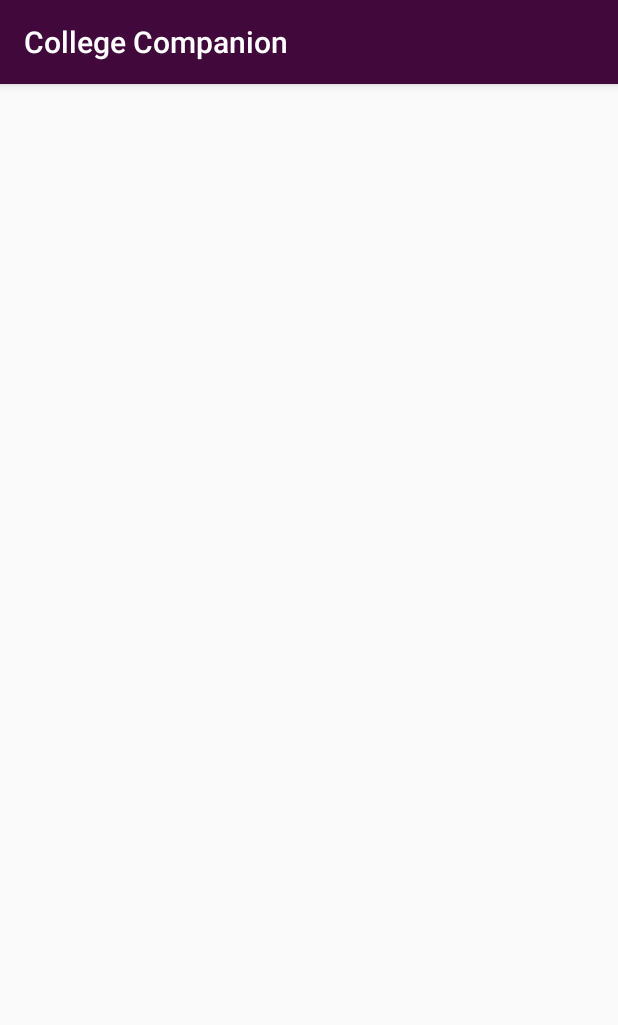
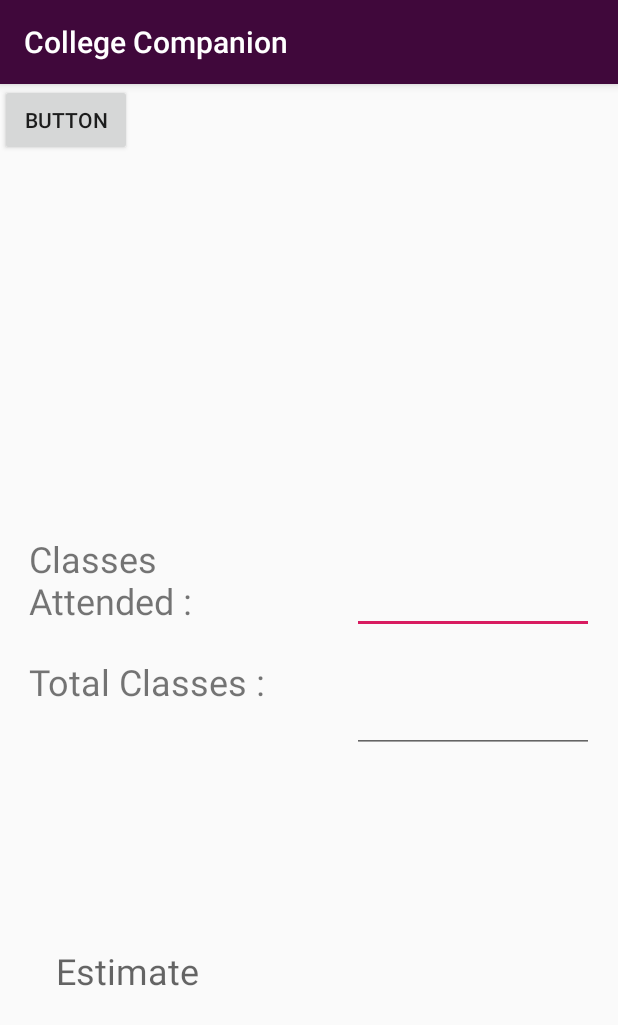
Before and after one commit to KneeShoe/CollegeCompanion, an Android app: the attendance_iwt screen opened directly, with no data from a screen before it, on a phone screen of 412 x 824 dp. Shown: the top 1025 px of the screen. Run offline under Robolectric (Android 15) with nearby library versions, the phone set to English and light mode, and no system bars.

Commit message:
Alot of changes done

```diff
--- a/app/src/main/java/com/example/chitraksh_srivastava/collegecompanion/AttendanceOptions.java
+++ b/app/src/main/java/com/example/chitraksh_srivastava/collegecompanion/AttendanceOptions.java
@@ -25,7 +25,7 @@ public class AttendanceOptions extends AppCompatActivity {
         btnmanage.setOnClickListener(new View.OnClickListener() {
             @Override
             public void onClick(View v) {
-                Intent i=new Intent(AttendanceOptions.this,subject_card.class);
+                Intent i=new Intent(AttendanceOptions.this,add_subjects.class);
                 startActivity(i);
             }
         });
--- a/app/src/main/java/com/example/chitraksh_srivastava/collegecompanion/subject_card.java
+++ b/app/src/main/java/com/example/chitraksh_srivastava/collegecompanion/subject_card.java
@@ -35,7 +35,7 @@ public class subject_card extends AppCompatActivity implements View.OnClickListe
         Intent i;
         switch(view.getId())
         {
-            case R.id.DS : i = new Intent(this, attendance_ds.class);
+            case R.id.DS : i = new Intent(this, add_subjects.class);
                 startActivity(i);
                 break;
             case R.id.IWT : i = new Intent(this,attendance_iwt.class);
--- a/app/src/main/res/layout/activity_attendance_iwt.xml
+++ b/app/src/main/res/layout/activity_attendance_iwt.xml
@@ -4,6 +4,104 @@
     xmlns:tools="http://schemas.android.com/tools"
     android:layout_width="match_parent"
     android:layout_height="match_parent"
-    tools:context=".attendance_iwt">
+    tools:context=".attendance_iwt"
+    android:layout_gravity="center">
+
+    <!-- <LinearLayout
+         android:id="@+id/linearLayout"
+         android:layout_width="match_parent"
+         android:layout_height="wrap_content"
+         android:gravity="center">
+
+         <ProgressBar
+             android:id="@+id/prog"
+             style="?android:progressBarStyleHorizontal"
+             android:layout_width="365dp"
+             android:layout_height="300dp"
+             android:layout_gravity="center"
+             android:foregroundGravity="center"
+             android:progress="100"
+             android:progressDrawable="@drawable/circular_green" />
+
+     </LinearLayout> -->
+
+
+    <TextView
+        android:id="@+id/class_attended"
+        android:layout_width="174dp"
+        android:layout_height="66dp"
+        android:layout_marginStart="33dp"
+        android:layout_marginTop="300dp"
+        android:layout_marginEnd="257dp"
+        android:text="Classes Attended : "
+        android:textSize="24sp"
+        app:layout_constraintEnd_toEndOf="parent"
+        app:layout_constraintHorizontal_bias="0.269"
+        app:layout_constraintStart_toStartOf="parent"
+        app:layout_constraintTop_toTopOf="parent"
+        tools:ignore="MissingConstraints" />
+
+    <TextView
+        android:id="@+id/total_classes"
+        android:layout_width="174dp"
+        android:layout_height="66dp"
+        android:layout_marginStart="33dp"
+        android:layout_marginTop="16dp"
+        android:layout_marginEnd="257dp"
+        android:text="Total Classes :"
+        android:textSize="24sp"
+        app:layout_constraintEnd_toEndOf="parent"
+        app:layout_constraintHorizontal_bias="0.269"
+        app:layout_constraintStart_toStartOf="parent"
+        app:layout_constraintTop_toBottomOf="@+id/class_attended" />
+
+    <TextView
+        android:id="@+id/estimate"
+        android:layout_width="339dp"
+        android:layout_height="55dp"
+        android:layout_marginTop="8dp"
+        android:layout_marginBottom="20dp"
+        android:hint="Estimate"
+        android:textSize="24sp"
+        app:layout_constraintBottom_toBottomOf="parent"
+        app:layout_constraintEnd_toEndOf="parent"
+        app:layout_constraintHorizontal_bias="0.51"
+        app:layout_constraintStart_toStartOf="parent"
+        app:layout_constraintTop_toBottomOf="@+id/total_classes" />
+
+    <EditText
+        android:id="@+id/ca"
+        android:layout_width="161dp"
+        android:layout_height="63dp"
+        android:layout_marginStart="41dp"
+        android:layout_marginTop="303dp"
+        android:layout_marginEnd="16dp"
+        android:ems="10"
+        android:inputType="textPersonName"
+        app:layout_constraintEnd_toEndOf="parent"
+        app:layout_constraintStart_toEndOf="@+id/class_attended"
+        app:layout_constraintTop_toTopOf="parent" />
+
+    <EditText
+        android:id="@+id/ta"
+        android:layout_width="161dp"
+        android:layout_height="63dp"
+        android:layout_marginStart="41dp"
+        android:layout_marginTop="16dp"
+        android:layout_marginEnd="16dp"
+        android:ems="10"
+        android:inputType="textPersonName"
+        app:layout_constraintEnd_toEndOf="parent"
+        app:layout_constraintStart_toEndOf="@+id/total_classes"
+        app:layout_constraintTop_toBottomOf="@+id/ca" />
+
+    <Button
+        android:id="@+id/button"
+        android:layout_width="wrap_content"
+        android:layout_height="wrap_content"
+        android:text="Button"
+        tools:layout_editor_absoluteX="172dp"
+        tools:layout_editor_absoluteY="487dp"
+        tools:ignore="MissingConstraints" />
 
 </android.support.constraint.ConstraintLayout>
```
Also changed, not shown: app/src/main/java/com/example/chitraksh_srivastava/collegecompanion/add_subjects.java (added, +56 -0 lines), app/src/main/java/com/example/chitraksh_srivastava/collegecompanion/attendance_ds.java (deleted, +0 -43 lines), app/src/main/java/com/example/chitraksh_srivastava/collegecompanion/attendance_iwt.java (+10 -0 lines), app/src/main/res/layout/add_subjects.xml (renamed from app/src/main/res/layout/activity_attendance_ds.xml, +36 -15 lines), app/src/main/res/layout/cgpa_calculator.xml (+5 -5 lines).
